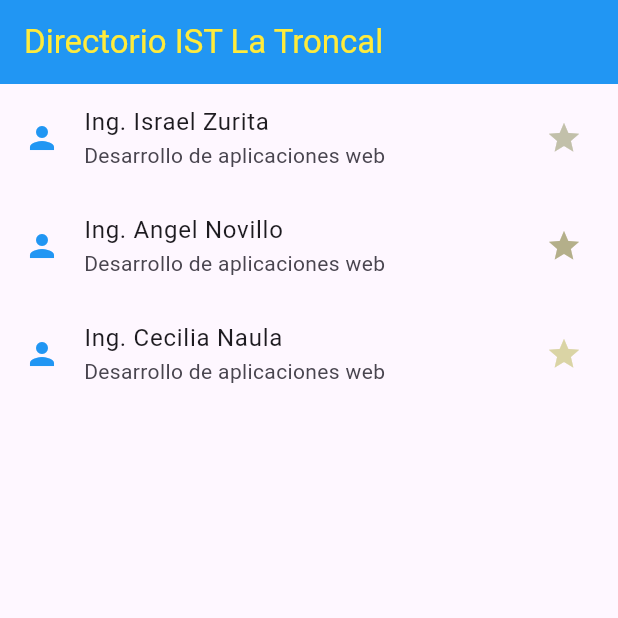
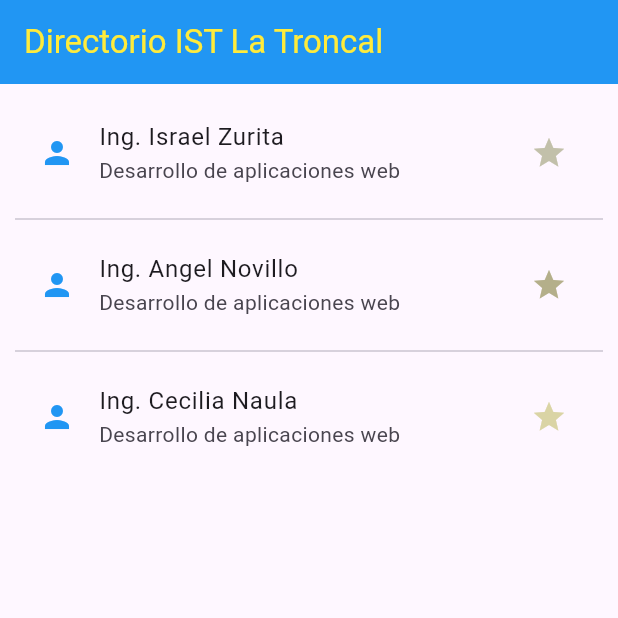
Before and after one commit to aninayuwoki/directorio-istlt, a Flutter app: the screen it shows after launch, on a phone screen of 412 x 824 dp, the top half of it. Run offline on Flutter 3.47's test engine with Material 3 defaults, Android fonts, the light colour scheme and no system bars.

Commit message:
agregamos pading al diseno del codigo

```diff
--- a/lib/main.dart
+++ b/lib/main.dart
@@ -17,6 +17,7 @@ class MainApp extends StatelessWidget {
           foregroundColor: Colors.yellow,
         ),
         body: ListView(
+          padding: EdgeInsets.all(10),
           children: <Widget>[
             ListTile(
               leading: Icon(Icons.person, color: Colors.blue),
@@ -27,6 +28,7 @@ class MainApp extends StatelessWidget {
                 color: const Color.fromARGB(255, 194, 192, 170),
               ),
             ),
+            Divider(),
             ListTile(
               leading: Icon(Icons.person, color: Colors.blue),
               title: Text('Ing. Angel Novillo'),
@@ -36,6 +38,7 @@ class MainApp extends StatelessWidget {
                 color: const Color.fromARGB(255, 180, 175, 138),
               ),
             ),
+            Divider(),
             ListTile(
               leading: Icon(Icons.person, color: Colors.blue),
               title: Text('Ing. Cecilia Naula'),
```
Also changed, not shown: 1 other file.
